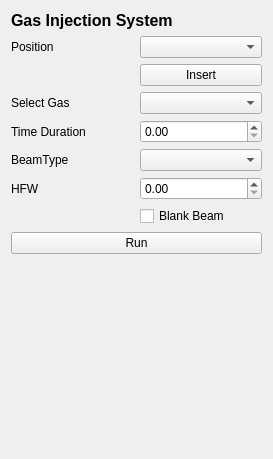
This is fibsem/ui/qtdesigner_files/FibsemGISWidget.ui in DeMarcoLab/fibsem as Qt 5 draws it before an edit. The edited form follows.
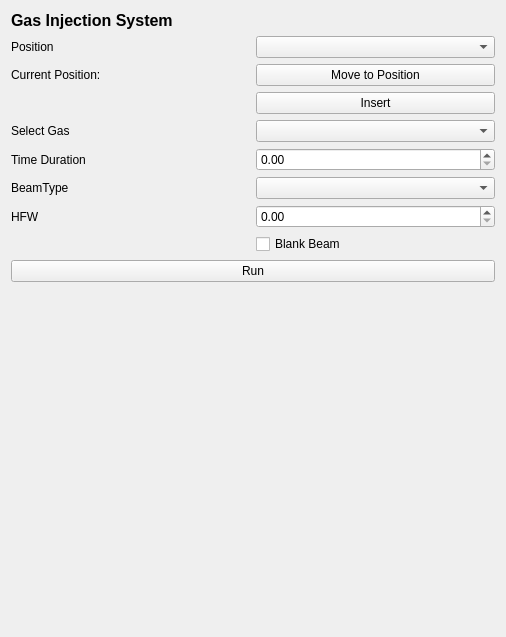
This is the edited form.

Commit message: GIS widget with TESCAN

Diff of the .ui file:
```diff
--- a/fibsem/ui/qtdesigner_files/FibsemGISWidget.ui
+++ b/fibsem/ui/qtdesigner_files/FibsemGISWidget.ui
@@ -6,19 +6,33 @@
    <rect>
     <x>0</x>
     <y>0</y>
-    <width>273</width>
-    <height>459</height>
+    <width>506</width>
+    <height>637</height>
    </rect>
   </property>
   <property name="windowTitle">
    <string>Form</string>
   </property>
   <layout class="QGridLayout" name="gridLayout_2">
-   <item row="7" column="1">
+   <item row="3" column="1">
+    <widget class="QPushButton" name="insertGIS_button">
+     <property name="text">
+      <string>Insert</string>
+     </property>
+    </widget>
+   </item>
+   <item row="8" column="1">
     <widget class="QDoubleSpinBox" name="hfw_spinbox"/>
    </item>
-   <item row="4" column="1">
-    <widget class="QComboBox" name="gas_combobox"/>
+   <item row="1" column="1">
+    <widget class="QComboBox" name="position_combobox"/>
+   </item>
+   <item row="3" column="0">
+    <widget class="QLabel" name="GIS_insert_status_label">
+     <property name="text">
+      <string/>
+     </property>
+    </widget>
    </item>
    <item row="0" column="0" colspan="2">
     <widget class="QLabel" name="label_title">
@@ -35,40 +49,40 @@
     </widget>
    </item>
    <item row="5" column="1">
-    <widget class="QDoubleSpinBox" name="timeDuration_spinbox"/>
+    <widget class="QComboBox" name="gas_combobox"/>
    </item>
-   <item row="2" column="0">
-    <widget class="QLabel" name="GIS_insert_status_label">
-     <property name="text">
-      <string/>
-     </property>
-    </widget>
-   </item>
-   <item row="6" column="0">
-    <widget class="QLabel" name="label_beam_type">
-     <property name="text">
-      <string>BeamType</string>
-     </property>
-    </widget>
-   </item>
-   <item row="4" column="0">
-    <widget class="QLabel" name="label_gas">
-     <property name="text">
-      <string>Select Gas</string>
-     </property>
-    </widget>
-   </item>
-   <item row="7" column="0">
+   <item row="8" column="0">
     <widget class="QLabel" name="label_hfw">
      <property name="text">
       <string>HFW</string>
      </property>
     </widget>
    </item>
-   <item row="6" column="1">
-    <widget class="QComboBox" name="beamtype_combobox"/>
+   <item row="6" column="0">
+    <widget class="QLabel" name="label_time">
+     <property name="text">
+      <string>Time Duration</string>
+     </property>
+    </widget>
+   </item>
+   <item row="9" column="1">
+    <widget class="QCheckBox" name="checkBox">
+     <property name="text">
+      <string>Blank Beam</string>
+     </property>
+    </widget>
    </item>
    <item row="10" column="0" colspan="2">
+    <widget class="QPushButton" name="run_button">
+     <property name="text">
+      <string>Run</string>
+     </property>
+    </widget>
+   </item>
+   <item row="7" column="1">
+    <widget class="QComboBox" name="beamtype_combobox"/>
+   </item>
+   <item row="11" column="0" colspan="2">
     <spacer name="verticalSpacer">
      <property name="orientation">
       <enum>Qt::Vertical</enum>
@@ -81,34 +95,6 @@
      </property>
     </spacer>
    </item>
-   <item row="5" column="0">
-    <widget class="QLabel" name="label_time">
-     <property name="text">
-      <string>Time Duration</string>
-     </property>
-    </widget>
-   </item>
-   <item row="2" column="1">
-    <widget class="QPushButton" name="insertGIS_button">
-     <property name="text">
-      <string>Insert</string>
-     </property>
-    </widget>
-   </item>
-   <item row="8" column="1">
-    <widget class="QCheckBox" name="checkBox">
-     <property name="text">
-      <string>Blank Beam</string>
-     </property>
-    </widget>
-   </item>
-   <item row="9" column="0" colspan="2">
-    <widget class="QPushButton" name="run_button">
-     <property name="text">
-      <string>Run</string>
-     </property>
-    </widget>
-   </item>
    <item row="1" column="0">
     <widget class="QLabel" name="label_position">
      <property name="text">
@@ -116,8 +102,36 @@
      </property>
     </widget>
    </item>
-   <item row="1" column="1">
-    <widget class="QComboBox" name="position_combobox"/>
+   <item row="6" column="1">
+    <widget class="QDoubleSpinBox" name="timeDuration_spinbox"/>
+   </item>
+   <item row="5" column="0">
+    <widget class="QLabel" name="label_gas">
+     <property name="text">
+      <string>Select Gas</string>
+     </property>
+    </widget>
+   </item>
+   <item row="7" column="0">
+    <widget class="QLabel" name="label_beam_type">
+     <property name="text">
+      <string>BeamType</string>
+     </property>
+    </widget>
+   </item>
+   <item row="2" column="0">
+    <widget class="QLabel" name="current_position_label">
+     <property name="text">
+      <string>Current Position:</string>
+     </property>
+    </widget>
+   </item>
+   <item row="2" column="1">
+    <widget class="QPushButton" name="move_GIS_button">
+     <property name="text">
+      <string>Move to Position</string>
+     </property>
+    </widget>
    </item>
   </layout>
  </widget>
```
The commit also changes 4 other files.
